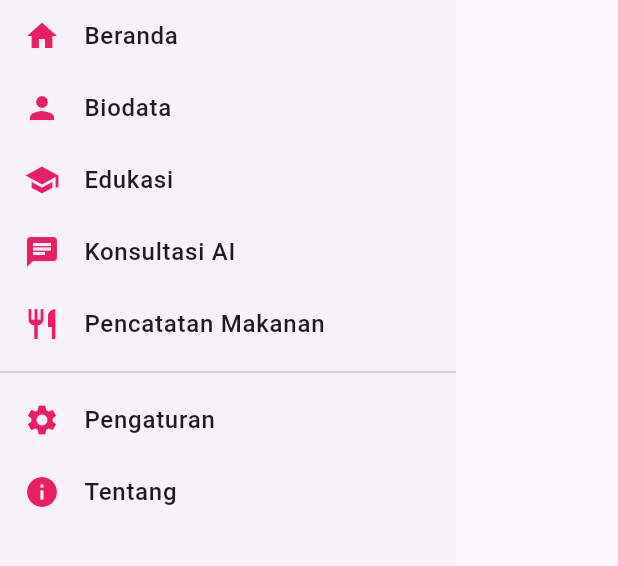
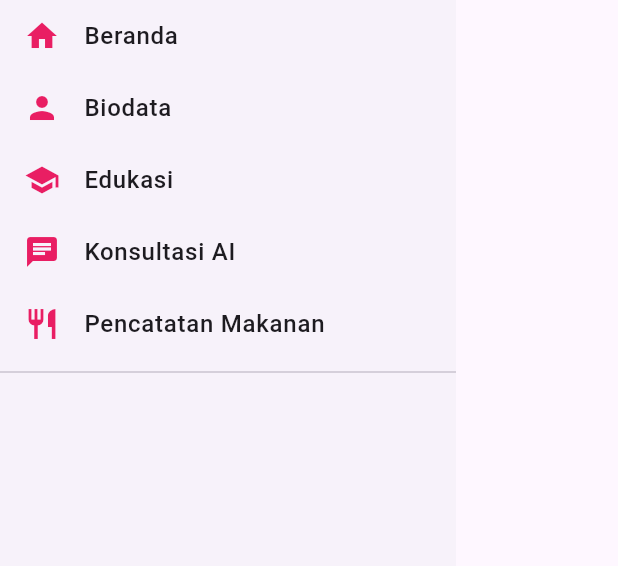
Before and after one commit to giadwinur/siagabumil, a Flutter app: the NavDrawer widget shown alone on an empty page, opened directly, on a phone screen of 412 x 824 dp, the part 333-899 px from its top. Run offline on Flutter 3.47's test engine with Material 3 defaults, Android fonts, the phone set to English and light mode, and no system bars.

Commit message:
edit drawer

```diff
--- a/lib/dashboard/navdrawer.dart
+++ b/lib/dashboard/navdrawer.dart
@@ -28,10 +28,7 @@ class _NavDrawerState extends State<NavDrawer> {
               gradient: LinearGradient(
                 begin: Alignment.topCenter,
                 end: Alignment.bottomCenter,
-                colors: [
-                  Color(0xFFE91E63),
-                  Color(0xFFAD1457),
-                ],
+                colors: [Color(0xFFE91E63), Color(0xFFAD1457)],
               ),
             ),
             child: Column(
@@ -49,39 +46,21 @@ class _NavDrawerState extends State<NavDrawer> {
                             height: 80,
                             fit: BoxFit.cover,
                             errorBuilder: (context, error, stackTrace) {
-                              return const Icon(
-                                Icons.person,
-                                size: 40,
-                                color: Color(0xFFE91E63),
-                              );
+                              return const Icon(Icons.person, size: 40, color: Color(0xFFE91E63));
                             },
                           ),
                         )
-                      : const Icon(
-                          Icons.person,
-                          size: 40,
-                          color: Color(0xFFE91E63),
-                        ),
+                      : const Icon(Icons.person, size: 40, color: Color(0xFFE91E63)),
                 ),
                 const SizedBox(height: 16),
                 // App Name
                 const Text(
                   'SiAGA Bumil',
-                  style: TextStyle(
-                    color: Colors.white,
-                    fontSize: 20,
-                    fontWeight: FontWeight.bold,
-                  ),
+                  style: TextStyle(color: Colors.white, fontSize: 20, fontWeight: FontWeight.bold),
                 ),
                 const SizedBox(height: 8),
                 // User Name
-                Text(
-                  userName,
-                  style: const TextStyle(
-                    color: Colors.white70,
-                    fontSize: 16,
-                  ),
-                ),
+                Text(userName, style: const TextStyle(color: Colors.white70, fontSize: 16)),
               ],
             ),
           ),
@@ -132,22 +111,22 @@ class _NavDrawerState extends State<NavDrawer> {
                   },
                 ),
                 const Divider(),
-                _buildDrawerItem(
-                  icon: Icons.settings,
-                  title: 'Pengaturan',
-                  onTap: () {
-                    Navigator.pop(context);
-                    // TODO: Implement settings
-                  },
-                ),
-                _buildDrawerItem(
-                  icon: Icons.info,
-                  title: 'Tentang',
-                  onTap: () {
-                    Navigator.pop(context);
-                    _showAboutDialog();
-                  },
-                ),
+                // _buildDrawerItem(
+                //   icon: Icons.settings,
+                //   title: 'Pengaturan',
+                //   onTap: () {
+                //     Navigator.pop(context);
+                //     // TODO: Implement settings
+                //   },
+                // ),
+                // _buildDrawerItem(
+                //   icon: Icons.info,
+                //   title: 'Tentang',
+                //   onTap: () {
+                //     Navigator.pop(context);
+                //     _showAboutDialog();
+                //   },
+                // ),
               ],
             ),
           ),
@@ -156,23 +135,10 @@ class _NavDrawerState extends State<NavDrawer> {
     );
   }
 
-  Widget _buildDrawerItem({
-    required IconData icon,
-    required String title,
-    required VoidCallback onTap,
-  }) {
+  Widget _buildDrawerItem({required IconData icon, required String title, required VoidCallback onTap}) {
     return ListTile(
-      leading: Icon(
-        icon,
-        color: const Color(0xFFE91E63),
-      ),
-      title: Text(
-        title,
-        style: const TextStyle(
-          fontSize: 16,
-          fontWeight: FontWeight.w500,
-        ),
-      ),
+      leading: Icon(icon, color: const Color(0xFFE91E63)),
+      title: Text(title, style: const TextStyle(fontSize: 16, fontWeight: FontWeight.w500)),
       onTap: onTap,
       dense: true,
     );
@@ -195,12 +161,7 @@ class _NavDrawerState extends State<NavDrawer> {
               Text('Aplikasi untuk membantu ibu hamil dalam memantau asupan gizi dan mendapatkan konsultasi AI.'),
             ],
           ),
-          actions: [
-            TextButton(
-              onPressed: () => Navigator.of(context).pop(),
-              child: const Text('Tutup'),
-            ),
-          ],
+          actions: [TextButton(onPressed: () => Navigator.of(context).pop(), child: const Text('Tutup'))],
         );
       },
     );
```
